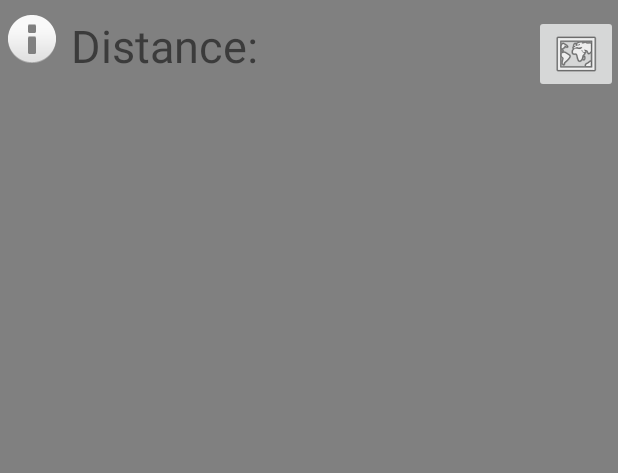
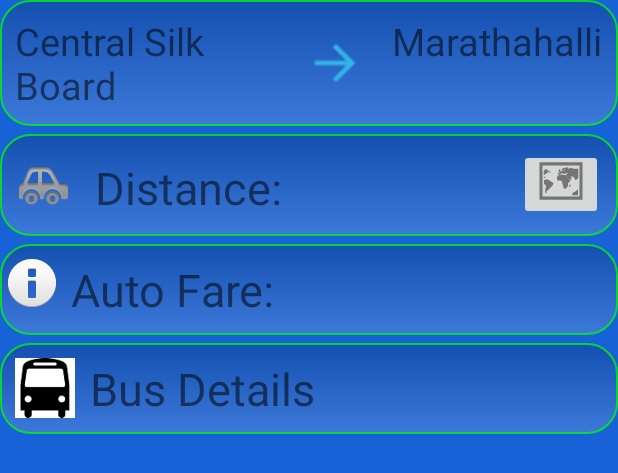
Before and after one commit to sudheendra/BangaloreTravelInfo, an Android app: the layout details.xml on its own in the app's theme, with its tools: preview values and no code run, on a phone screen of 412 x 824 dp. Shown: the top 473 px of the screen. Run offline under Robolectric (Android 15) with nearby library versions, the phone set to English and light mode, and no system bars.

Commit message:
Ui changes for Details Screen, Minor Bug Fix.

```diff
--- a/BangaloreTravelInfo/src/main/java/com/examples/bangaloretravelinfo/AutoCompleteAdapter.java
+++ b/BangaloreTravelInfo/src/main/java/com/examples/bangaloretravelinfo/AutoCompleteAdapter.java
@@ -51,6 +51,7 @@ public class AutoCompleteAdapter extends ArrayAdapter<String> implements Filtera
 
     public int getCount() {
         return Stops.size();
+
     }
 
     public String getItem(int index) {
--- a/BangaloreTravelInfo/src/main/java/com/examples/bangaloretravelinfo/MainActivity.java
+++ b/BangaloreTravelInfo/src/main/java/com/examples/bangaloretravelinfo/MainActivity.java
@@ -17,6 +17,8 @@ import android.widget.ArrayAdapter;
 import android.widget.AutoCompleteTextView;
 import android.widget.Button;
 import android.widget.EditText;
+import android.widget.LinearLayout;
+import android.widget.TextView;
 import android.widget.Toast;
 
 import com.examples.bangaloretravelguide.R;
@@ -65,6 +67,10 @@ public class MainActivity extends ActionBarActivity {
     private HttpGet get;
     private HttpResponse response;
     private static String serverName = "http://mybmtc.com/trip-planner/";
+
+    private TextView distText;
+    private TextView autoFare;
+    private LinearLayout busDetails;
 
     private static final String TAG_RESULTS = "results";
     private static final String TAG_GEOMETRY = "geometry";
@@ -115,6 +121,9 @@ public class MainActivity extends ActionBarActivity {
         toText.setAdapter(new AutoCompleteAdapter(getApplicationContext(), R.id.list_item));
         fromText.setAdapter(new AutoCompleteAdapter(getApplicationContext(), R.id.list_item));
 
+        distText = (TextView) findViewById(R.id.distance_info);
+        autoFare = (TextView) findViewById(R.id.auto_fare);
+
         client = new DefaultHttpClient();
         HttpProtocolParams.setUserAgent(client.getParams(), "Mozilla/5.0 (Windows; U; Windows NT 6.1; en-US; rv:1.9.2.2) Gecko/20100316 Firefox/3.6.2");
         get = new HttpGet("http://mybmtc.com/trip-planner/Central%20Silk%20Board%280%29/Marathahalli%20Bridge%280%29/0/0/0/0/D/0/0");
@@ -144,9 +153,12 @@ public class MainActivity extends ActionBarActivity {
                 new JsoupParseHtml().execute(url);
 
                 Float distance = GetDistanceFromUrl(toaddress, fromaddress);
+                setContentView(R.layout.details);
                 if (distance > 0)
                 {
+                    distText.setText(distance.toString());
                     AutoFare = GetAutoFare(distance);
+                    autoFare.setText(new Double(AutoFare).toString());
                 }
                 else
                 {
@@ -310,15 +322,26 @@ public class MainActivity extends ActionBarActivity {
                         String[] busdetails = routeNum.split(":");
                         if (busdetails.length > 1)
                         {
+                            for (int k = 0; k < busdetails.length; k++) {
+                                Log.i("Bang Travel", "Bus Details: " + k + ": " + busdetails[k]);
+                            }
+
+                            if (busdetails.length >= 6)
+                            {
                             BusNumbers.add(busdetails[1].split(" ")[1]);
                             Distance.add(busdetails[2].split(" ")[1]);
                             JourneyTime.add(busdetails[3].split(" ")[1] + " " + busdetails[3].split(" ")[2]);
                             Fare.add(busdetails[4].split(" ")[1]);
                             ServiceType.add(busdetails[5].split(" ")[1] + " " + busdetails[5].split(" ")[2]);
-
-                            /*for (int k = 0; k < busdetails.length; k++) {
-                                Log.i("Bang Travel", "Bus Details: " + k + ": " + busdetails[k]);
-                            }*/
+                            }
+                            else if (busdetails.length == 5)
+                            {
+                                BusNumbers.add(busdetails[1].split(" ")[1]);
+                                Distance.add(busdetails[2].split(" ")[1]);
+                                JourneyTime.add(busdetails[3].split(" ")[1] + " " + busdetails[3].split(" ")[2]);
+                                Fare.add("100");
+                                ServiceType.add(busdetails[4].split(" ")[0] + " " + busdetails[4].split(" ")[1]);
+                            }
                         }
                     }
                 }
@@ -339,25 +362,6 @@ public class MainActivity extends ActionBarActivity {
         protected void onPostExecute(Integer result) {
 
         }
-    }
-
-
-    private String CreatePostString()
-    {
-        try {
-            String ToValueModified = URLEncoder.encode(toText.getText().toString(),"UTF-8");
-            String FromValueModified = URLEncoder.encode(fromText.getText().toString(), "UTF-8");
-
-            String urlString = serverName + FromValueModified + "/" + ToValueModified + "/" + "/0/0/0/0/D/0/0";
-            return urlString;
-        }
-        catch (UnsupportedEncodingException ex)
-        {
-            return null;
-        }
-        // String postInfo = "origin=" + FromValueModified + "&destination=" + ToValueModified + "+" +
-        //     "&origin-hidden-id=0&destination-hidden-id=0&from_time=0&to_time=0&form_id=bmtc_public_home_trip_planner_form";
-
     }
 
     private class GetDetails extends AsyncTask<String, Integer, Long> {
--- /dev/null
+++ b/BangaloreTravelInfo/src/main/res/drawable/linear_lyt_background.xml
@@ -0,0 +1,67 @@
+<?xml version="1.0" encoding="utf-8"?>
+<selector xmlns:android="http://schemas.android.com/apk/res/android">
+
+    <item android:state_focused="false">
+        <shape >
+            <gradient
+                android:startColor="#2F000000"
+                android:endColor="#2fDEDEDE"
+                android:angle="270" />
+            <stroke
+                android:width="1dp"
+                android:color="#bb00ff00" />
+            <corners
+                android:radius="20dp" />
+            <padding
+                android:left="10dp"
+                android:top="10dp" android:right="10dp"
+                android:bottom="10dp" />
+        </shape>
+    </item>
+
+    <item android:state_pressed="true" >
+
+        <shape>
+            <gradient
+                android:startColor="#2F000000"
+                android:endColor="#2fDEDEDE"
+                android:angle="270" />
+            <stroke
+                android:width="1dp"
+                android:color="#bb00ff00" />
+            <corners
+                android:radius="20dp" />
+            <padding
+                android:left="10dp"
+                android:top="10dp" android:right="10dp"
+                android:bottom="10dp" />
+        </shape>
+    </item>
+
+    <item>
+        <shape>
+            <gradient
+                android:startColor="#2F000000"
+                android:endColor="#2fDEDEDE"
+                android:angle="180" />
+            <!-- <gradient
+            android:startColor="@color/cream_dark"
+            android:endColor="@color/cream"
+            android:angle="270"/> -->
+
+            <stroke
+                android:width="1dp"
+                android:color="#ffffffff" />
+            <corners
+                android:bottomRightRadius="20dp"
+                android:bottomLeftRadius="20dp"
+                android:topLeftRadius="20dp"
+                android:topRightRadius="20dp"/>
+            <padding
+                android:left="10dp"
+                android:top="10dp" android:right="10dp"
+                android:bottom="10dp" />
+        </shape>
+    </item>
+
+</selector>
--- a/BangaloreTravelInfo/src/main/res/layout/details.xml
+++ b/BangaloreTravelInfo/src/main/res/layout/details.xml
@@ -3,23 +3,53 @@
 <LinearLayout xmlns:android="http://schemas.android.com/apk/res/android"
     android:orientation="vertical" android:layout_width="match_parent"
     android:layout_height="match_parent"
-    android:background="#808080">
+    android:background="#1862d8">
+
+    <LinearLayout
+        android:layout_width="match_parent"
+        android:layout_height="wrap_content"
+        android:background="@drawable/linear_lyt_background">
+        <TextView
+            android:layout_width="wrap_content"
+            android:layout_weight="0.3"
+            android:layout_height="match_parent"
+            android:id="@+id/from_detail_text"
+            android:text="Central Silk Board"
+            android:textSize="25dp"/>
+        <ImageView
+            android:layout_width="100dp"
+            android:layout_height="match_parent"
+            android:layout_weight="0.3"
+            android:src="@drawable/navigation_forward"/>
+        <TextView
+            android:layout_width="wrap_content"
+            android:layout_height="match_parent"
+            android:id="@+id/to_detail_text"
+            android:text="Marathahalli"
+            android:textSize="25dp"/>
+        </LinearLayout>
+    <View
+        android:layout_width="match_parent"
+        android:layout_height="5dp" />
     <LinearLayout
         android:layout_width="fill_parent"
         android:layout_height="wrap_content"
         android:paddingTop="10dp"
         android:paddingLeft="5dp"
-        android:orientation="horizontal">
+        android:orientation="horizontal"
+        android:background="@drawable/linear_lyt_background">
         <ImageView
             android:layout_width="wrap_content"
             android:layout_height="wrap_content"
-            android:src="@android:drawable/ic_dialog_info"/>
+            android:src="@drawable/ic_menu_car"/>
         <TextView
             android:paddingLeft="10dp"
+            android:paddingTop="5dp"
             android:layout_width="wrap_content"
             android:layout_height="wrap_content"
             android:textSize="30dp"
             android:text="Distance:"/>
+
         <TextView
             android:layout_width="wrap_content"
             android:layout_height="wrap_content"
@@ -30,8 +60,59 @@
         <ImageButton
             android:layout_width="wrap_content"
             android:layout_height="wrap_content"
+            android:paddingTop="5dp"
             android:id="@+id/map_view_button"
-            android:src="@android:drawable/ic_menu_mapmode"/>
+            android:src="@drawable/ic_action_map"/>
     </LinearLayout>
+    <View
+        android:layout_width="match_parent"
+        android:layout_height="5dp" />
+
+    <LinearLayout
+        android:layout_width="fill_parent"
+        android:layout_height="wrap_content"
+        android:paddingTop="10dp"
+        android:paddingLeft="5dp"
+        android:orientation="horizontal"
+        android:background="@drawable/linear_lyt_background">
+        <ImageView
+            android:layout_width="wrap_content"
+            android:layout_height="wrap_content"
+            android:src="@android:drawable/ic_dialog_info"/>
+        <TextView
+            android:paddingLeft="10dp"
+            android:layout_width="wrap_content"
+            android:layout_height="wrap_content"
+            android:textSize="30dp"
+            android:text="Auto Fare:"/>
+
+        <TextView
+            android:layout_width="wrap_content"
+            android:layout_height="wrap_content"
+            android:paddingLeft="10dp"
+            android:textSize="30dp"
+            android:layout_weight="1"
+            android:id="@+id/auto_fare"/>
+    </LinearLayout>
+    <View
+        android:layout_width="match_parent"
+        android:layout_height="5dp" />
+
+    <LinearLayout
+        android:layout_width="match_parent"
+        android:layout_height="wrap_content"
+        android:background="@drawable/linear_lyt_background"
+        android:id="@+id/bmtc_details">
+        <ImageView
+            android:layout_width="40dp"
+            android:layout_height="40dp"
+            android:src="@drawable/ic_icon_bus_grey"/>
+        <TextView
+            android:paddingLeft="10dp"
+            android:layout_width="match_parent"
+            android:layout_height="wrap_content"
+            android:textSize="30dp"
+            android:text="Bus Details"/>
+        </LinearLayout>
 
 </LinearLayout>
```
Also changed, not shown: BangaloreTravelInfo/src/main/res/drawable-hdpi/ic_action_map.png (added), BangaloreTravelInfo/src/main/res/drawable-hdpi/ic_icon_bus_grey.png (added), BangaloreTravelInfo/src/main/res/drawable-hdpi/ic_menu_car.png (added), 1 other file.
